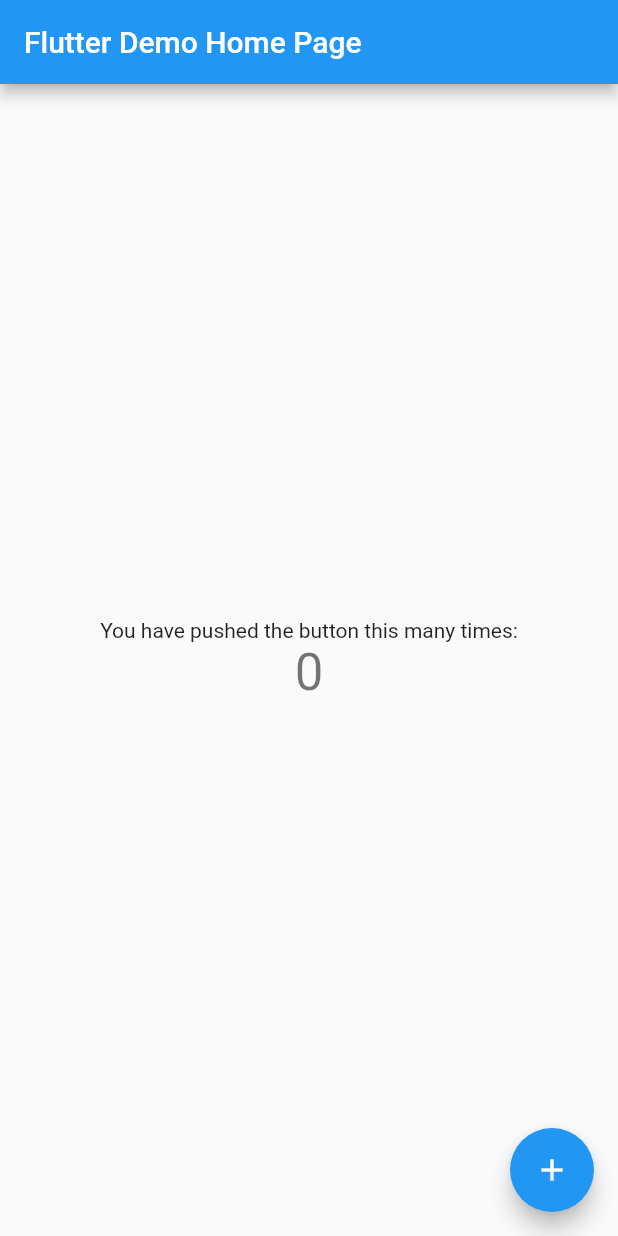
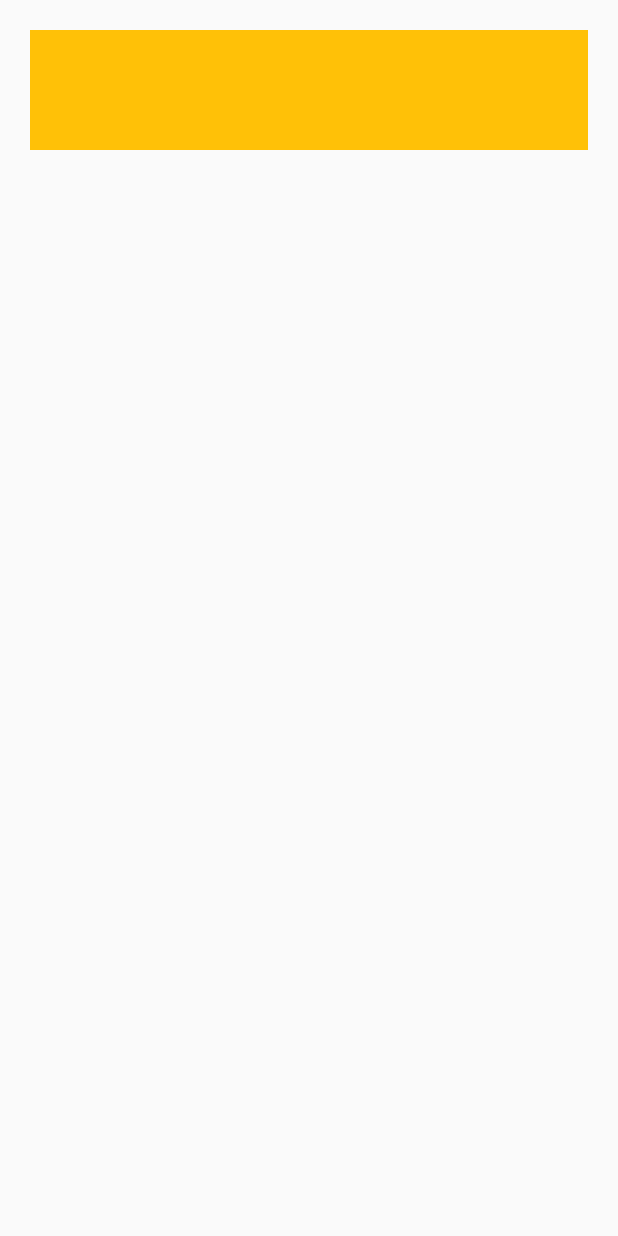
Before and after one commit to aroldoesmerio/appbasictolearn, a Flutter app: the screen it shows after launch, on a phone screen of 412 x 824 dp. Run offline on Flutter 3.47's test engine with Material 2 defaults, Android fonts, the phone set to English and light mode, and no system bars.

Commit message:
Creating a view of container

```diff
--- /dev/null
+++ b/lib/body.dart
@@ -0,0 +1,21 @@
+import 'package:flutter/material.dart';
+
+class Mybody extends StatefulWidget {
+  @override
+  _MybodyState createState() => _MybodyState();
+}
+
+class _MybodyState extends State<Mybody> {
+  @override
+  Widget build(BuildContext context) {
+    return SafeArea(
+          child: Padding(
+        padding: const EdgeInsets.all(20.0),
+        child: Container(
+          height: 80,
+          color: Colors.amber,
+        ),
+      ),
+    );
+  }
+}
--- /dev/null
+++ b/lib/home.dart
@@ -0,0 +1,11 @@
+import 'package:appbasictolearn/body.dart';
+import 'package:flutter/material.dart';
+
+class MyHome extends StatelessWidget {
+  @override
+  Widget build(BuildContext context) {
+    return Scaffold(
+      body: Mybody(),
+    );
+  }
+}
--- a/lib/main.dart
+++ b/lib/main.dart
@@ -1,111 +1,18 @@
+
 import 'package:flutter/material.dart';
+
+import 'home.dart';
 
 void main() => runApp(MyApp());
 
 class MyApp extends StatelessWidget {
-  // This widget is the root of your application.
   @override
   Widget build(BuildContext context) {
     return MaterialApp(
-      title: 'Flutter Demo',
-      theme: ThemeData(
-        // This is the theme of your application.
-        //
-        // Try running your application with "flutter run". You'll see the
-        // application has a blue toolbar. Then, without quitting the app, try
-        // changing the primarySwatch below to Colors.green and then invoke
-        // "hot reload" (press "r" in the console where you ran "flutter run",
-        // or simply save your changes to "hot reload" in a Flutter IDE).
-        // Notice that the counter didn't reset back to zero; the application
-        // is not restarted.
-        primarySwatch: Colors.blue,
-      ),
-      home: MyHomePage(title: 'Flutter Demo Home Page'),
+      debugShowCheckedModeBanner: false,
+      home: MyHome(),
+
+
     );
   }
 }
-
-class MyHomePage extends StatefulWidget {
-  MyHomePage({Key key, this.title}) : super(key: key);
-
-  // This widget is the home page of your application. It is stateful, meaning
-  // that it has a State object (defined below) that contains fields that affect
-  // how it looks.
-
-  // This class is the configuration for the state. It holds the values (in this
-  // case the title) provided by the parent (in this case the App widget) and
-  // used by the build method of the State. Fields in a Widget subclass are
-  // always marked "final".
-
-  final String title;
-
-  @override
-  _MyHomePageState createState() => _MyHomePageState();
-}
-
-class _MyHomePageState extends State<MyHomePage> {
-  int _counter = 0;
-
-  void _incrementCounter() {
-    setState(() {
-      // This call to setState tells the Flutter framework that something has
-      // changed in this State, which causes it to rerun the build method below
-      // so that the display can reflect the updated values. If we changed
-      // _counter without calling setState(), then the build method would not be
-      // called again, and so nothing would appear to happen.
-      _counter++;
-    });
-  }
-
-  @override
-  Widget build(BuildContext context) {
-    // This method is rerun every time setState is called, for instance as done
-    // by the _incrementCounter method above.
-    //
-    // The Flutter framework has been optimized to make rerunning build methods
-    // fast, so that you can just rebuild anything that needs updating rather
-    // than having to individually change instances of widgets.
-    return Scaffold(
-      appBar: AppBar(
-        // Here we take the value from the MyHomePage object that was created by
-        // the App.build method, and use it to set our appbar title.
-        title: Text(widget.title),
-      ),
-      body: Center(
-        // Center is a layout widget. It takes a single child and positions it
-        // in the middle of the parent.
-        child: Column(
-          // Column is also a layout widget. It takes a list of children and
-          // arranges them vertically. By default, it sizes itself to fit its
-          // children horizontally, and tries to be as tall as its parent.
-          //
-          // Invoke "debug painting" (press "p" in the console, choose the
-          // "Toggle Debug Paint" action from the Flutter Inspector in Android
-          // Studio, or the "Toggle Debug Paint" command in Visual Studio Code)
-          // to see the wireframe for each widget.
-          //
-          // Column has various properties to control how it sizes itself and
-          // how it positions its children. Here we use mainAxisAlignment to
-          // center the children vertically; the main axis here is the vertical
-          // axis because Columns are vertical (the cross axis would be
-          // horizontal).
-          mainAxisAlignment: MainAxisAlignment.center,
-          children: <Widget>[
-            Text(
-              'You have pushed the button this many times:',
-            ),
-            Text(
-              '$_counter',
-              style: Theme.of(context).textTheme.display1,
-            ),
-          ],
-        ),
-      ),
-      floatingActionButton: FloatingActionButton(
-        onPressed: _incrementCounter,
-        tooltip: 'Increment',
-        child: Icon(Icons.add),
-      ), // This trailing comma makes auto-formatting nicer for build methods.
-    );
-  }
-}
```
